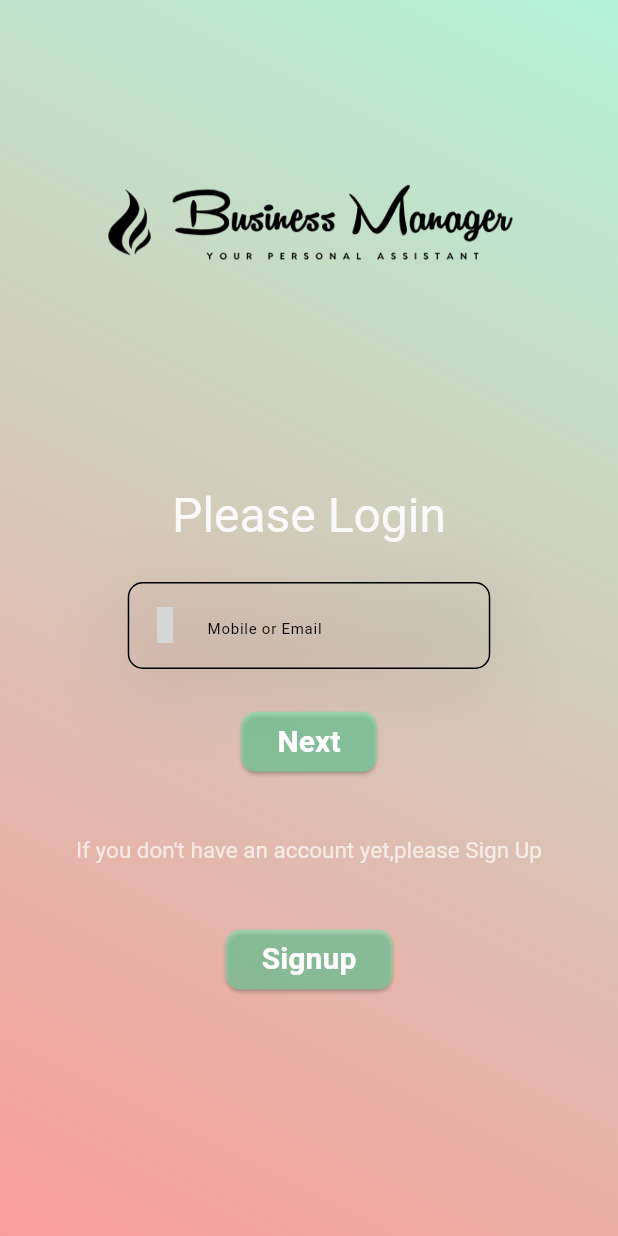
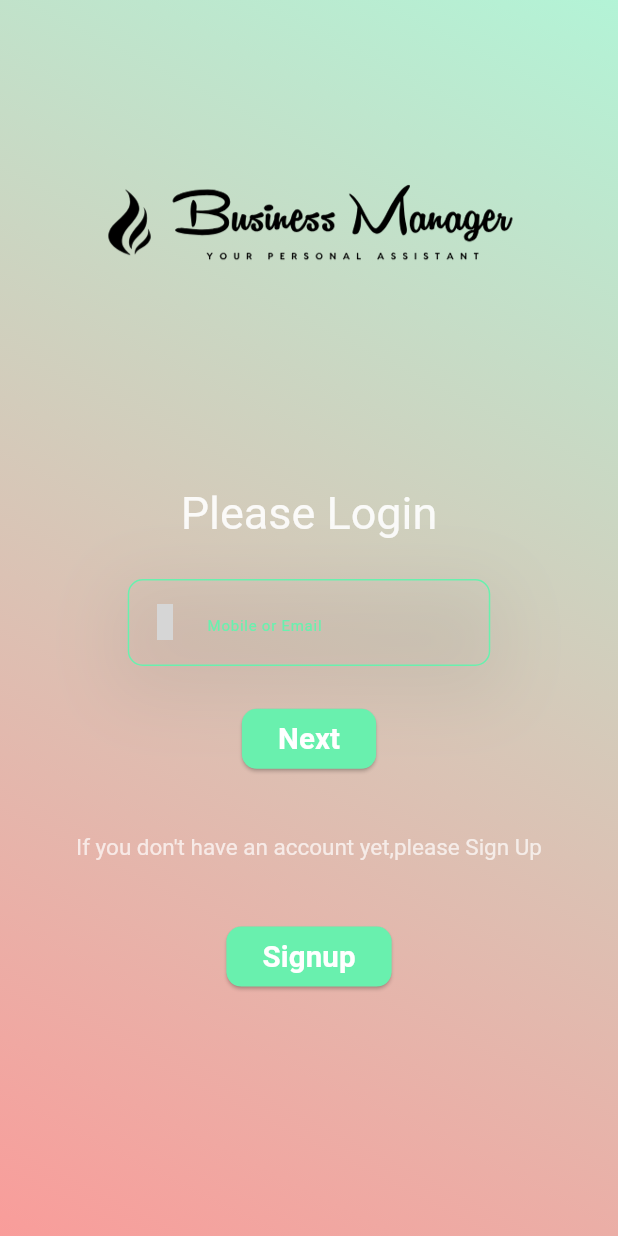
Before and after one commit to AAShayon/Buisness-Manager, a Flutter app: the screen it shows after launch, on a phone screen of 412 x 824 dp. Run offline on Flutter 3.47's test engine with Material 3 defaults, Android fonts, the phone set to English and light mode, and no system bars; our stand-ins replace carousel_slider, dio, flutter_otp_text_field, flutter_screenutil, iconsax, internet_connection_checker and 3 more; accounts and stored records are empty; grey boxes are pictures that could not be loaded.

Commit message:
final Revision and Optimize---lib/view

```diff
--- a/lib/view/widget/common_use_container.dart
+++ b/lib/view/widget/common_use_container.dart
@@ -5,8 +5,9 @@ class CommonUseContainer extends StatelessWidget {
   final double height;
   final double width;
   final Color color;
+  final Color borderColor;
 
-   const CommonUseContainer({super.key, required this.child, this.height= 100,  this.width = 100,  this.color=Colors.transparent});
+   const CommonUseContainer({super.key, required this.child, this.height= 100,  this.width = 100,  this.color=Colors.transparent,  this.borderColor=Colors.greenAccent});
 
   @override
   Widget build(BuildContext context) {
@@ -16,7 +17,7 @@ class CommonUseContainer extends StatelessWidget {
       decoration: BoxDecoration(
         color: color,
         borderRadius: BorderRadius.circular(10),
-        border: Border.all(color: Colors.blue,width: 2.0),
+        border: Border.all(color: borderColor,width: 5.0),
       ),
       child: Padding(padding:  EdgeInsets.symmetric(horizontal: 5.w,vertical: 10.h),child: child,),
     );
--- a/lib/view/widget/custom_circular_button.dart
+++ b/lib/view/widget/custom_circular_button.dart
@@ -1,4 +1,5 @@
 import 'package:flutter/material.dart';
+import 'package:flutter_screenutil/flutter_screenutil.dart';
 
 class CustomCircularButton extends StatelessWidget {
   final String text;
@@ -11,16 +12,16 @@ class CustomCircularButton extends StatelessWidget {
     return ElevatedButton(
       onPressed: onPressed,
       style: ElevatedButton.styleFrom(
-        backgroundColor: Colors.greenAccent.withOpacity(.5),
+        backgroundColor: Colors.greenAccent,
         shape: RoundedRectangleBorder(
           borderRadius: BorderRadius.circular(10),
         ),
       ),
       child: Text(
         text,
-        style: const TextStyle(
+        style: TextStyle(
           color: Colors.white,
-          fontSize: 20,
+          fontSize: 20.sp,
           fontWeight: FontWeight.w600,
         ),
       ),
--- a/lib/view/widget/custom_text_from_filed.dart
+++ b/lib/view/widget/custom_text_from_filed.dart
@@ -1,4 +1,5 @@
 import 'package:flutter/material.dart';
+import 'package:flutter/services.dart';
 import 'package:flutter_screenutil/flutter_screenutil.dart';
 
 class CustomTextFormField extends StatelessWidget {
@@ -9,7 +10,8 @@ class CustomTextFormField extends StatelessWidget {
   final TextEditingController? controller;
   final String? Function(String?)? validator;
   final VoidCallback? onTap;
-  final bool readOnly;  // Add a readOnly flag
+  final bool readOnly;
+  final List<TextInputFormatter>? inputFormatters;// Add a readOnly flag
 
   const CustomTextFormField({
     super.key,
@@ -19,7 +21,7 @@ class CustomTextFormField extends StatelessWidget {
     this.textInputTypeKeyboard,
     this.controller,
     this.validator,
-    this.readOnly = false, this.onTap,  // Initialize readOnly
+    this.readOnly = false, this.onTap, this.inputFormatters,  // Initialize readOnly
   });
 
   @override
@@ -42,21 +44,26 @@ class CustomTextFormField extends StatelessWidget {
             borderRadius: const BorderRadius.all(
               Radius.circular(10),
             ),
-            border: Border.all(color: Colors.black),
+            border: Border.all(color: Colors.greenAccent),
           ),
           child: TextFormField(
+            style: TextStyle(color: Colors.black),
             controller: controller,
             keyboardType: textInputTypeKeyboard,
             validator: validator,
+            inputFormatters: inputFormatters,
             decoration: InputDecoration(
+              errorMaxLines: 100,
+              fillColor: Colors.greenAccent,
               prefixIcon: Icon(
                 prefixIcon,
-                color: Colors.blue,
+                color: Colors.greenAccent,
               ),
               border: const OutlineInputBorder(borderSide: BorderSide.none),
+              hoverColor: Colors.greenAccent,
               hintStyle: const TextStyle(
                 fontSize: 10,
-                color: Colors.black,
+                color: Colors.greenAccent,
               ),
               hintText: hintText,
             ),
--- a/lib/view/widget/text_size.dart
+++ b/lib/view/widget/text_size.dart
@@ -4,14 +4,15 @@ import 'package:flutter/material.dart';
 class HeadlineLargeText extends StatelessWidget {
   final String text;
   final Color color;
+  final double fontsize;
   const HeadlineLargeText({
-    super.key, required this.text, required this.color,
+    super.key, required this.text, required this.color,this.fontsize=30,
   });
 
   @override
   Widget build(BuildContext context) {
     return Text(text,style: Theme.of(context).textTheme.headlineLarge!.copyWith(
-        color: color.withOpacity(.9)
+        color: color.withOpacity(.9),fontSize: fontsize
     ),);
   }
 }
```
Also changed, not shown: lib/view/widget/custom_table.dart (added, +47 -0 lines).
